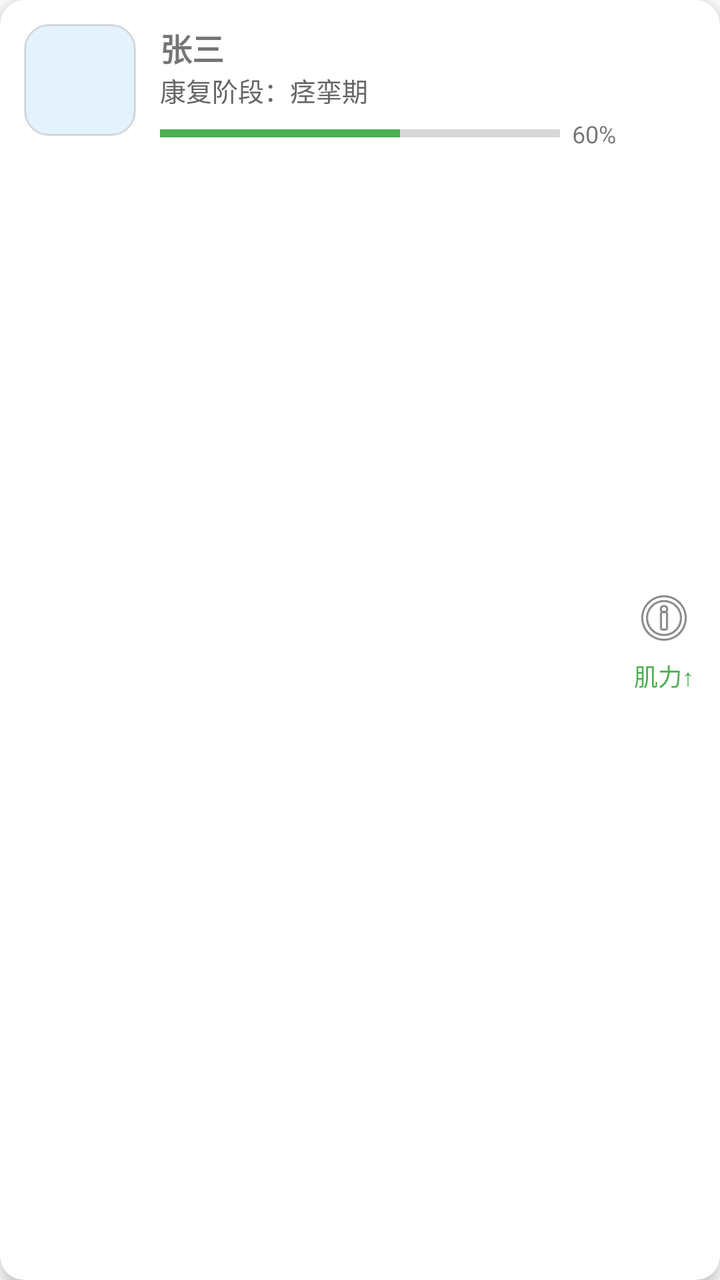
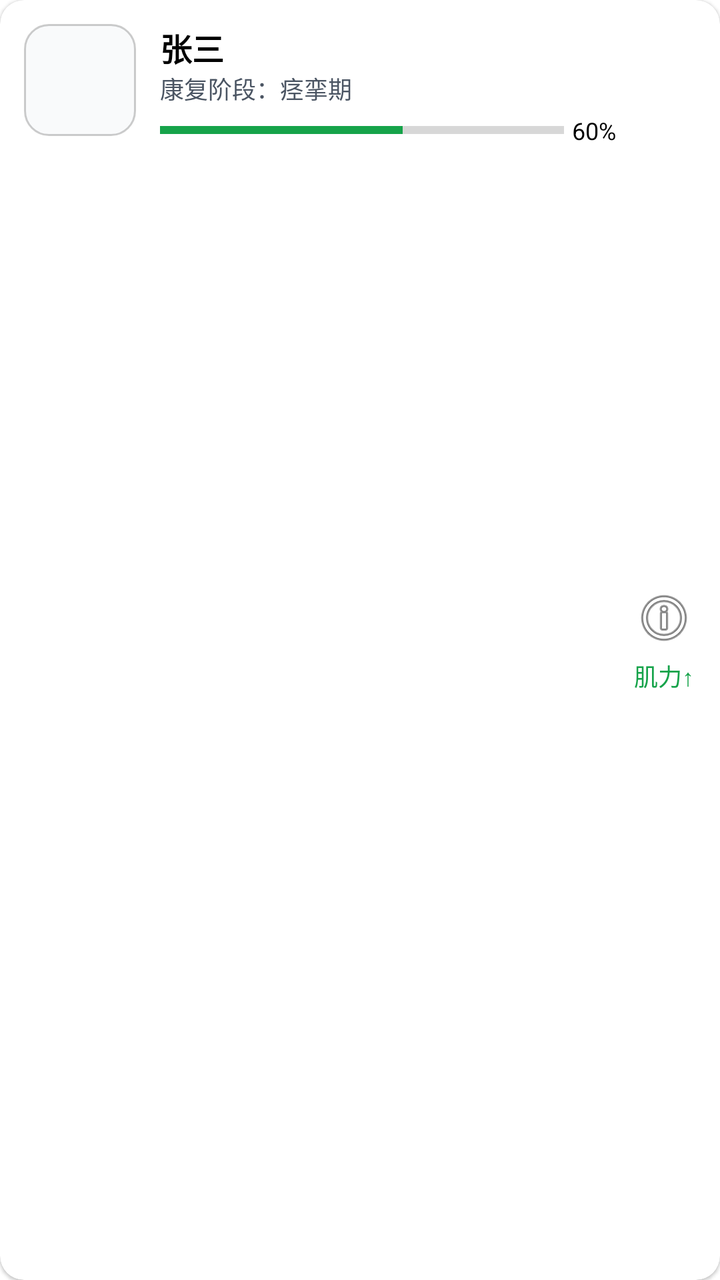

An Android layout rendered at two revisions. The XML below is the earlier revision; the diff shows what the commit changed to produce the second picture.
<!-- AndroidManifest.xml: application theme Theme.WinsRehab -->
<!-- res/layout/item_key_patient.xml -->
<?xml version="1.0" encoding="utf-8"?>
<androidx.cardview.widget.CardView
    xmlns:android="http://schemas.android.com/apk/res/android"
    xmlns:app="http://schemas.android.com/apk/res-auto"
    android:layout_width="match_parent"
    android:layout_height="wrap_content"
    android:layout_margin="4dp"
    app:cardCornerRadius="12dp"
    app:cardElevation="4dp"
    android:clickable="true"
    android:focusable="true">

    <RelativeLayout
        android:layout_width="match_parent"
        android:layout_height="wrap_content"
        android:padding="12dp">

        

        <ImageView
            android:id="@+id/img_avatar"
            android:layout_width="56dp"
            android:layout_height="56dp"
            android:layout_alignParentStart="true"
            android:background="@drawable/shape_rounded_card_light"
            android:contentDescription="患者头像"
            android:scaleType="centerCrop"
            android:src="@android:drawable/sym_def_app_icon" />

        
        <LinearLayout
            android:id="@+id/mid_container"
            android:layout_width="0dp"
            android:layout_height="wrap_content"
            android:layout_marginStart="12dp"
            android:layout_marginEnd="8dp"
            android:layout_toStartOf="@id/right_container"
            android:layout_toEndOf="@id/img_avatar"
            android:orientation="vertical">

            <TextView
                android:id="@+id/tv_name"
                android:layout_width="wrap_content"
                android:layout_height="wrap_content"
                android:text="张三"
                android:textSize="16sp"
                android:textStyle="bold" />

            <TextView
                android:id="@+id/tv_stage"
                android:layout_width="wrap_content"
                android:layout_height="wrap_content"
                android:text="康复阶段：痉挛期"
                android:textColor="#666666"
                android:textSize="13sp" />

            <LinearLayout
                android:layout_width="match_parent"
                android:layout_height="wrap_content"
                android:layout_marginTop="4dp"
                android:gravity="center_vertical"
                android:orientation="horizontal">

                <ProgressBar
                    android:id="@+id/progress_training"
                    style="?android:attr/progressBarStyleHorizontal"
                    android:layout_width="0dp"
                    android:layout_height="8dp"
                    android:layout_weight="1"
                    android:progress="60"
                    android:progressTint="#4CAF50" />

                <TextView
                    android:id="@+id/tv_progress_value"
                    android:layout_width="wrap_content"
                    android:layout_height="wrap_content"
                    android:layout_marginStart="6dp"
                    android:text="60%"
                    android:textSize="12sp" />
            </LinearLayout>
        </LinearLayout>

        
        <LinearLayout
            android:id="@+id/right_container"
            android:layout_width="wrap_content"
            android:layout_height="match_parent"
            android:layout_alignParentEnd="true"
            android:gravity="center"
            android:orientation="vertical">

            <ImageView
                android:id="@+id/img_ai_eval"
                android:layout_width="32dp"
                android:layout_height="32dp"
                android:contentDescription="最新AI评估"
                android:src="@android:drawable/ic_menu_info_details" />

            <TextView
                android:id="@+id/tv_ai_result"
                android:layout_width="wrap_content"
                android:layout_height="wrap_content"
                android:layout_marginTop="4dp"
                android:text="肌力↑"
                android:textColor="#4CAF50"
                android:textSize="12sp" />

            
            <ImageView
                android:id="@+id/img_alert"
                android:layout_width="12dp"
                android:layout_height="12dp"
                android:layout_marginTop="8dp"
                android:contentDescription="异常提醒"
                android:src="@drawable/shape_red_dot"
                android:visibility="gone" />
        </LinearLayout>

    </RelativeLayout>
</androidx.cardview.widget.CardView>
<!-- resources referenced by this layout -->
<resources>
  <!-- drawable shape_red_dot (drawable) -->
  <shape xmlns:android="http://schemas.android.com/apk/res/android"
      android:shape="oval">
      <solid android:color="#D32F2F"/>
      <size android:width="12dp" android:height="12dp"/>
  </shape>
  <!-- drawable shape_rounded_card_light (drawable) -->
  <?xml version="1.0" encoding="utf-8"?>
  <shape xmlns:android="http://schemas.android.com/apk/res/android"
      android:shape="rectangle">
  
      
      <solid android:color="#E3F2FD" />
  
      
      <corners android:radius="12dp" />
  
      
      <stroke
          android:width="1dp"
          android:color="#22000000" />
  
      
      <padding
          android:left="8dp"
          android:top="8dp"
          android:right="8dp"
          android:bottom="8dp" />
  </shape>
  <style name="Theme.WinsRehab" parent="Theme.MaterialComponents.DayNight.NoActionBar">
          <item name="buttonStyle">@style/MyRoundButton</item>
  
  
  
      </style>
  <style name="MyRoundButton">MyRoundButton
          <item name="android:background">@drawable/shape_btn_round</item>
  
      </style>
  <!-- drawable shape_btn_round (drawable) -->
  <?xml version="1.0" encoding="utf-8"?>
  <shape xmlns:android="http://schemas.android.com/apk/res/android">
  
      <corners android:radius="10dp"/>               
      <padding android:left="1dp" android:right="1dp"
        />
  </shape>
</resources>

<!-- the commit's change to res/layout/item_key_patient.xml (unified diff, before → after) -->
@@ -4,16 +4,16 @@
     xmlns:app="http://schemas.android.com/apk/res-auto"
     android:layout_width="match_parent"
     android:layout_height="wrap_content"
-    android:layout_margin="4dp"
-    app:cardCornerRadius="12dp"
-    app:cardElevation="4dp"
+    android:layout_margin="@dimen/space_4"
+    app:cardCornerRadius="@dimen/radius_12"
+    app:cardElevation="@dimen/elevation_1"
     android:clickable="true"
     android:focusable="true">
 
     <RelativeLayout
         android:layout_width="match_parent"
         android:layout_height="wrap_content"
-        android:padding="12dp">
+        android:padding="@dimen/space_12">
 
         
 
@@ -32,8 +32,8 @@
             android:id="@+id/mid_container"
             android:layout_width="0dp"
             android:layout_height="wrap_content"
-            android:layout_marginStart="12dp"
-            android:layout_marginEnd="8dp"
+            android:layout_marginStart="@dimen/space_12"
+            android:layout_marginEnd="@dimen/space_8"
             android:layout_toStartOf="@id/right_container"
             android:layout_toEndOf="@id/img_avatar"
             android:orientation="vertical">
@@ -42,8 +42,7 @@
                 android:id="@+id/tv_name"
                 android:layout_width="wrap_content"
                 android:layout_height="wrap_content"
-                android:text="张三"
-                android:textSize="16sp"
+                android:text="张三" android:textAppearance="@style/TextAppearance.WinsRehab.Title16"
                 android:textStyle="bold" />
 
             <TextView
@@ -51,13 +50,12 @@
                 android:layout_width="wrap_content"
                 android:layout_height="wrap_content"
                 android:text="康复阶段：痉挛期"
-                android:textColor="#666666"
-                android:textSize="13sp" />
+                android:textColor="@color/on_surface_secondary" android:textAppearance="@style/TextAppearance.WinsRehab.Body12" />
 
             <LinearLayout
                 android:layout_width="match_parent"
                 android:layout_height="wrap_content"
-                android:layout_marginTop="4dp"
+                android:layout_marginTop="@dimen/space_4"
                 android:gravity="center_vertical"
                 android:orientation="horizontal">
 
@@ -68,15 +66,14 @@
                     android:layout_height="8dp"
                     android:layout_weight="1"
                     android:progress="60"
-                    android:progressTint="#4CAF50" />
+                    android:progressTint="@color/success" />
 
                 <TextView
                     android:id="@+id/tv_progress_value"
                     android:layout_width="wrap_content"
                     android:layout_height="wrap_content"
-                    android:layout_marginStart="6dp"
-                    android:text="60%"
-                    android:textSize="12sp" />
+                    android:layout_marginStart="@dimen/space_4"
+                    android:text="60%" android:textAppearance="@style/TextAppearance.WinsRehab.Body12" />
             </LinearLayout>
         </LinearLayout>
 
@@ -100,17 +97,16 @@
                 android:id="@+id/tv_ai_result"
                 android:layout_width="wrap_content"
                 android:layout_height="wrap_content"
-                android:layout_marginTop="4dp"
+                android:layout_marginTop="@dimen/space_4"
                 android:text="肌力↑"
-                android:textColor="#4CAF50"
-                android:textSize="12sp" />
+                android:textColor="@color/success" android:textAppearance="@style/TextAppearance.WinsRehab.Body12" />
 
             
             <ImageView
                 android:id="@+id/img_alert"
                 android:layout_width="12dp"
                 android:layout_height="12dp"
-                android:layout_marginTop="8dp"
+                android:layout_marginTop="@dimen/space_8"
                 android:contentDescription="异常提醒"
                 android:src="@drawable/shape_red_dot"
                 android:visibility="gone" />
<!-- resource entries referenced after the edit -->
@@ -1,9 +1,16 @@
 <!-- resources referenced by this layout -->
 <resources>
+  <color name="on_surface_secondary">#FF4B5563</color>
+  <color name="success">#FF16A34A</color>
+  <dimen name="elevation_1">1dp</dimen>
+  <dimen name="radius_12">12dp</dimen>
+  <dimen name="space_12">12dp</dimen>
+  <dimen name="space_4">4dp</dimen>
+  <dimen name="space_8">8dp</dimen>
   <!-- drawable shape_red_dot (drawable) -->
   <shape xmlns:android="http://schemas.android.com/apk/res/android"
       android:shape="oval">
-      <solid android:color="#D32F2F"/>
+      <solid android:color="@color/danger"/>
       <size android:width="12dp" android:height="12dp"/>
   </shape>
   <!-- drawable shape_rounded_card_light (drawable) -->
@@ -12,29 +19,38 @@
       android:shape="rectangle">
   
       
-      <solid android:color="#E3F2FD" />
+      <solid android:color="@color/surface_variant" />
   
       
-      <corners android:radius="12dp" />
+      <corners android:radius="@dimen/radius_12" />
   
       
       <stroke
           android:width="1dp"
-          android:color="#22000000" />
+          android:color="@color/scrim" />
   
       
       <padding
-          android:left="8dp"
-          android:top="8dp"
-          android:right="8dp"
-          android:bottom="8dp" />
+          android:left="@dimen/space_8"
+          android:top="@dimen/space_8"
+          android:right="@dimen/space_8"
+          android:bottom="@dimen/space_8" />
   </shape>
+  <style name="TextAppearance.WinsRehab.Body12">
+          <item name="android:textSize">12sp</item> 
+      </style>
+  <style name="TextAppearance.WinsRehab.Title16">
+          <item name="android:textSize">16sp</item> 
+      </style>
   <style name="Theme.WinsRehab" parent="Theme.MaterialComponents.DayNight.NoActionBar">
           <item name="buttonStyle">@style/MyRoundButton</item>
   
   
   
       </style>
+  <color name="danger">#FFDC2626</color>
+  <color name="surface_variant">#FFF9FAFB</color>
+  <color name="scrim">#33000000</color>
   <style name="MyRoundButton">MyRoundButton
           <item name="android:background">@drawable/shape_btn_round</item>
   
@@ -43,9 +59,10 @@
   <?xml version="1.0" encoding="utf-8"?>
   <shape xmlns:android="http://schemas.android.com/apk/res/android">
   
-      <corners android:radius="10dp"/>               
-      <padding android:left="1dp" android:right="1dp"
+      <corners android:radius="@dimen/radius_8"/>               
+      <padding android:left="@dimen/space_4" android:right="@dimen/space_4"
         />
   </shape>
+  <dimen name="radius_8">8dp</dimen>
 </resources>
 
